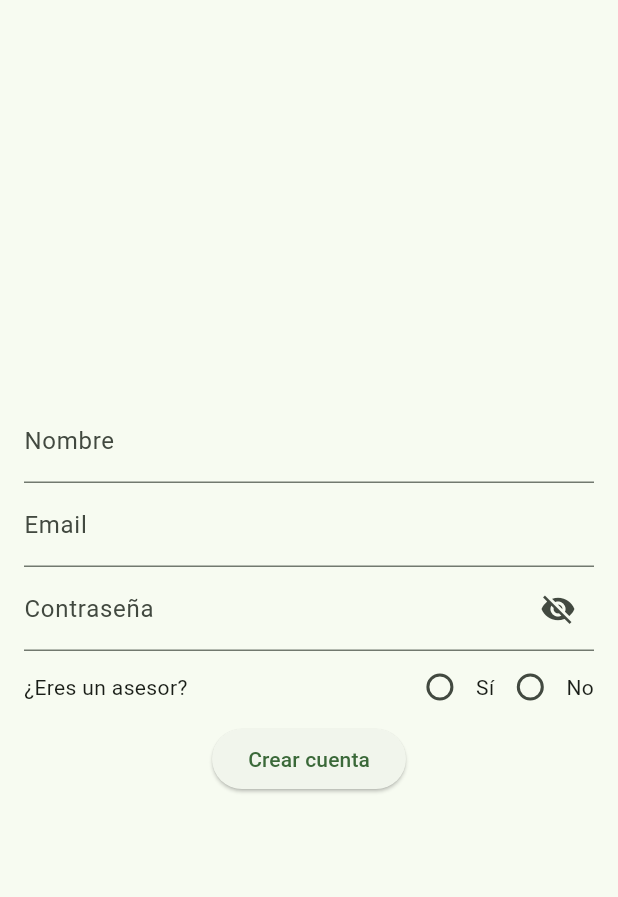
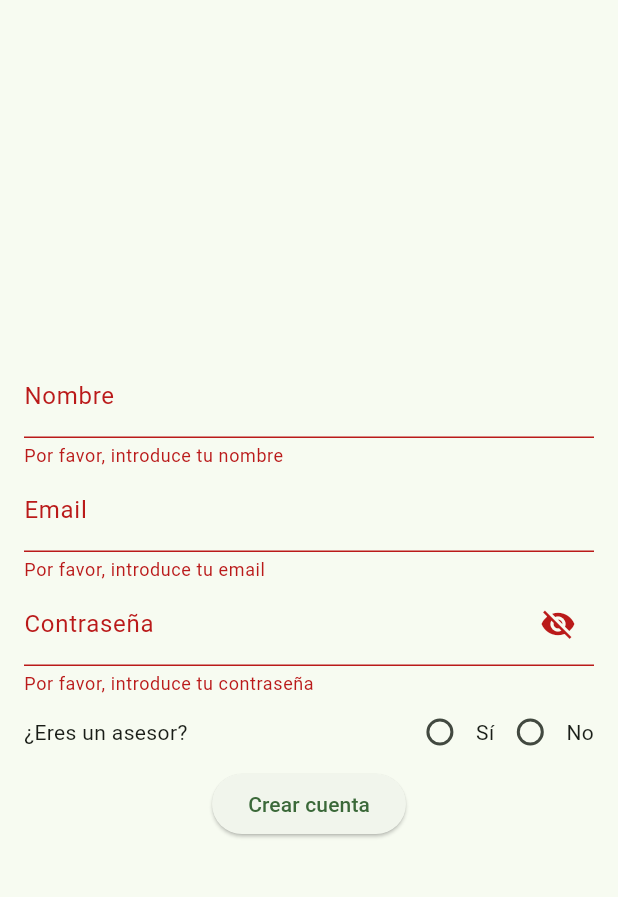
Before and after one commit to AlexisJuarez2227/FlutterMovil1, a Flutter app: the RegisterView screen opened by its route, after a tap on "Crear cuenta", on a phone screen of 412 x 824 dp, the part 63-960 px from its top. Run offline on Flutter 3.47's test engine with Material 3 defaults, Android fonts, the phone set to English and light mode, and no system bars; our stand-ins replace fl_chart.

Commit message:
agregado de nube pero con errores

```diff
--- a/lib/src/page/register_view.dart
+++ b/lib/src/page/register_view.dart
@@ -1,4 +1,6 @@
+import 'dart:convert';
 import 'package:flutter/material.dart';
+import 'package:http/http.dart' as http;
 
 class RegisterView extends StatefulWidget {
   const RegisterView({super.key});
@@ -8,7 +10,77 @@ class RegisterView extends StatefulWidget {
 }
 
 class _RegisterViewState extends State<RegisterView> {
+  final _nameController = TextEditingController();
+  final _emailController = TextEditingController();
+  final _passwordController = TextEditingController();
   bool? _isAdvisor;
+  final _formKey = GlobalKey<FormState>();
+
+  @override
+  void dispose() {
+    _nameController.dispose();
+    _emailController.dispose();
+    _passwordController.dispose();
+    super.dispose();
+  }
+
+  String? _validateName(String? value) {
+    if (value == null || value.isEmpty) {
+      return 'Por favor, introduce tu nombre';
+    }
+    return null;
+  }
+
+  String? _validateEmail(String? value) {
+    if (value == null || value.isEmpty) {
+      return 'Por favor, introduce tu email';
+    }
+    final emailRegExp = RegExp(r'^[^@]+@[^@]+\.[^@]+');
+    if (!emailRegExp.hasMatch(value)) {
+      return 'Introduce un email válido';
+    }
+    return null;
+  }
+
+  String? _validatePassword(String? value) {
+    if (value == null || value.isEmpty) {
+      return 'Por favor, introduce tu contraseña';
+    }
+    if (value.length < 6) {
+      return 'La contraseña debe tener al menos 6 caracteres';
+    }
+    return null;
+  }
+
+  Future<void> _register() async {
+    if (_formKey.currentState!.validate()) {
+      var headers = {'Content-Type': 'application/json'};
+      var request = http.Request(
+        'POST',
+        Uri.parse('http://3.225.81.121:3000/cliente/crear'),
+      );
+      request.body = json.encode({
+        "id": 1, // Debes ajustar esto según tu lógica de negocio
+        "nombre": _nameController.text,
+        "email": _emailController.text,
+        "password": _passwordController.text,
+        "isAdvisor": _isAdvisor
+      });
+      request.headers.addAll(headers);
+
+      http.StreamedResponse response = await request.send();
+
+      if (response.statusCode == 201) {
+        print(await response.stream.bytesToString());
+        Navigator.pushNamed(context, '/dashboard'); // Redirigir a la vista DashboardView
+      } else {
+        print(response.reasonPhrase);
+        ScaffoldMessenger.of(context).showSnackBar(
+          SnackBar(content: Text('Error: ${response.reasonPhrase}')),
+        );
+      }
+    }
+  }
 
   @override
   Widget build(BuildContext context) {
@@ -24,25 +96,33 @@ class _RegisterViewState extends State<RegisterView> {
       ),
       body: Padding(
         padding: const EdgeInsets.all(16.0),
+        child: Form(
+          key: _formKey,
           child: Column(
             mainAxisAlignment: MainAxisAlignment.center,
             children: <Widget>[
-            TextField(
+              TextFormField(
+                controller: _nameController,
                 decoration: InputDecoration(
                   labelText: 'Nombre',
                 ),
+                validator: _validateName,
               ),
-            TextField(
+              TextFormField(
+                controller: _emailController,
                 decoration: InputDecoration(
                   labelText: 'Email',
                 ),
+                validator: _validateEmail,
               ),
-            TextField(
+              TextFormField(
+                controller: _passwordController,
                 decoration: InputDecoration(
                   labelText: 'Contraseña',
                   suffixIcon: Icon(Icons.visibility_off),
                 ),
                 obscureText: true,
+                validator: _validatePassword,
               ),
               Row(
                 children: <Widget>[
@@ -71,14 +151,13 @@ class _RegisterViewState extends State<RegisterView> {
                 ],
               ),
               ElevatedButton(
-              onPressed: () {
-                // Handle registration logic
-              },
+                onPressed: _register,
                 child: Text('Crear cuenta'),
               ),
             ],
           ),
         ),
+      ),
     );
   }
 }
--- a/pubspec.yaml
+++ b/pubspec.yaml
@@ -12,6 +12,7 @@ dependencies:
     sdk: flutter
   fl_chart: ^0.45.0
   cupertino_icons: ^1.0.6
+  http: ^0.13.3
 
 dev_dependencies:
   flutter_test:
```
Also changed, not shown: lib/src/page/dashboard_view.dart (+13 -1 lines), lib/src/page/login_view.dart (+77 -6 lines), pubspec.lock. Lines whose indentation alone changed are shown as unchanged.
